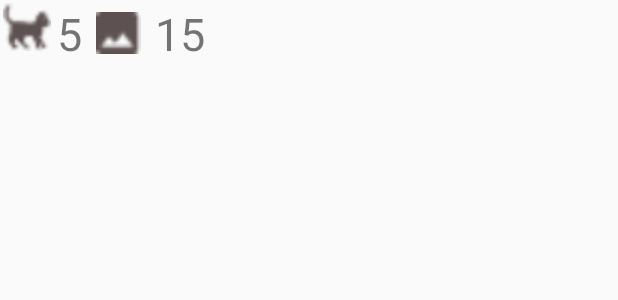
After one commit to cathykim24/StrayCat, an Android app: the layout item_infowindow.xml on its own in the app's theme, with its tools: preview values and no code run, on a phone screen of 412 x 824 dp. The commit adds this screen. Shown: the top 300 px of the screen. Run offline under Robolectric (Android 15) with nearby library versions, the phone set to English and light mode, and no system bars.

Commit message:
add map maker & infowindow

```diff
--- a/app/build.gradle
+++ b/app/build.gradle
@@ -32,5 +32,7 @@ dependencies {
     implementation 'com.android.support:cardview-v7:27.1.1'
     implementation "android.arch.lifecycle:extensions:1.1.0"
     implementation "android.arch.lifecycle:viewmodel:1.1.0"
+    implementation 'com.google.maps.android:android-maps-utils:0.5+'
+
 
 }
--- a/app/src/main/res/layout/activity_main2.xml
+++ b/app/src/main/res/layout/activity_main2.xml
@@ -29,6 +29,7 @@
         app:layout_constraintBottom_toBottomOf="parent"
         app:layout_constraintLeft_toLeftOf="parent"
         app:layout_constraintRight_toRightOf="parent"
-        app:menu="@menu/bottom_menu" />
+        app:menu="@menu/bottom_menu"
+        />
 
 </android.support.constraint.ConstraintLayout>
--- /dev/null
+++ b/app/src/main/res/layout/item_infowindow.xml
@@ -0,0 +1,37 @@
+<?xml version="1.0" encoding="utf-8"?>
+<LinearLayout xmlns:android="http://schemas.android.com/apk/res/android"
+    android:layout_width="wrap_content"
+    android:layout_height="wrap_content"
+    xmlns:tools="http://schemas.android.com/tools">
+    <ImageView
+        android:layout_margin="10dp"
+        android:layout_width="wrap_content"
+        android:layout_height="wrap_content"
+        android:src="@drawable/infowindow_cat"
+        android:scaleX="2"
+        android:scaleY="2"
+        />
+    <TextView
+        android:id="@+id/tv_cat_number"
+        android:layout_width="wrap_content"
+        android:layout_height="wrap_content"
+        tools:text = "5"
+        android:layout_margin="2dp"
+        android:textSize="30sp"/>
+    <ImageView
+
+        android:scaleY="2.1"
+        android:scaleX="2.1"
+        android:layout_margin="15dp"
+        android:layout_width="wrap_content"
+        android:layout_height="wrap_content"
+        android:src="@drawable/infowindow_picture"/>
+    <TextView
+        android:id="@+id/tv_cat_picture"
+        android:layout_width="wrap_content"
+        android:layout_height="wrap_content"
+        tools:text = "15"
+        android:layout_margin="2dp"
+        android:textSize="30sp"/>
+
+</LinearLayout>
```
Also changed, not shown: app/src/main/java/edu/skku/swp3/straycat/CustomInfoWindowAdapter.java (added, +44 -0 lines), app/src/main/java/edu/skku/swp3/straycat/TabActivity.java (+57 -6 lines), app/src/main/res/drawable/ic_home_black_24dp.xml (deleted, +0 -9 lines), app/src/main/res/menu/bottom_menu.xml (+11 -9 lines), app/src/main/res/drawable/dot.png (added), app/src/main/res/drawable/infowindow.png (added), app/src/main/res/drawable/infowindow_cat.png (added), app/src/main/res/drawable/infowindow_picture.png (added), app/src/main/res/drawable/plus.png.
